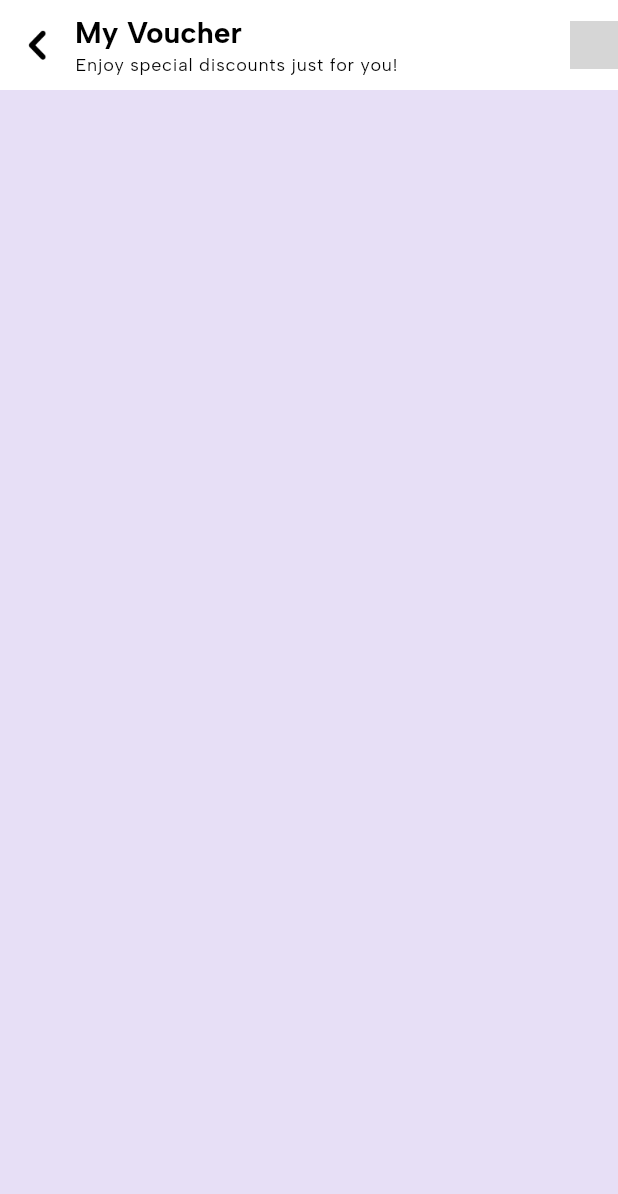
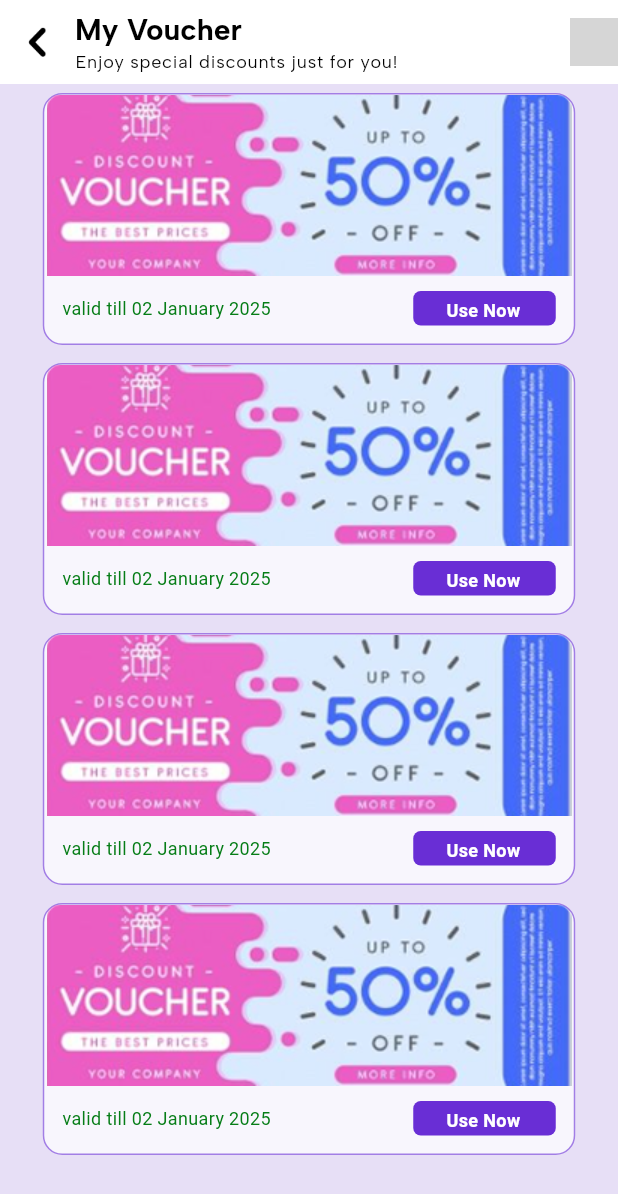
Before and after one commit to artikachintya/pawrenting, a Flutter app: the Voucher screen opened directly, on a phone screen of 412 x 824 dp. Shown: the top 1194 px of the screen. Run offline on Flutter 3.47's test engine with Material 3 defaults, Android fonts, the phone set to English and light mode, and no system bars; our stand-ins replace firebase_auth, firebase_core, get, image_picker, smooth_page_indicator; accounts and stored records are empty; Roboto replaces fonts that are missing (Alata, Albert Sans); project files that could hold a hidden picture were left out; grey boxes are pictures that could not be loaded.

Commit message:
voucher & personal data update

```diff
--- a/lib/app.dart
+++ b/lib/app.dart
@@ -13,7 +13,7 @@ import 'package:pawrentingreborn/features/mypets/screens/petdetails/widgets/petD
 import 'package:pawrentingreborn/features/mypets/screens/petlist/petlist.dart';
 import 'package:pawrentingreborn/features/signup/signup.dart';
 import 'package:pawrentingreborn/navigationMenu.dart';
-import 'package:pawrentingreborn/shopping%20cart/cart.dart';
+// import 'package:pawrentingreborn/shopping cart/cart.dart';
 import 'package:pawrentingreborn/utils/theme/theme.dart';
 
 class MainApp extends StatelessWidget {
--- a/lib/common/widgets/appBar/appBar.dart
+++ b/lib/common/widgets/appBar/appBar.dart
@@ -1,5 +1,6 @@
 import 'package:flutter/material.dart';
 import 'package:get/get.dart';
+import 'package:pawrentingreborn/features/shoppingCart/mycart.dart';
 import 'package:pawrentingreborn/utils/constants/colors.dart';
 import 'package:pawrentingreborn/utils/constants/images_strings.dart';
 import 'package:pawrentingreborn/utils/device/device_utility.dart';
@@ -78,7 +79,9 @@ class TAppBar extends StatelessWidget implements PreferredSizeWidget{
             margin: const EdgeInsets.only(right: 16),
             child: Stack(
               children: [
-                IconButton(onPressed: () {}, icon: const ImageIcon(AssetImage(TImages.cartIcon), size: 28, color: TColors.accent,)),
+                IconButton(onPressed: () {
+                  Get.to(()=>MyCart());
+                }, icon: const ImageIcon(AssetImage(TImages.cartIcon), size: 28, color: TColors.accent,)),
                 Positioned(
                   top: 5,
                   right: 5,
--- a/lib/features/profile/screens/voucher.dart
+++ b/lib/features/profile/screens/voucher.dart
@@ -1,6 +1,7 @@
 import 'package:flutter/material.dart';
 import 'package:pawrentingreborn/common/widgets/appBar/appBar2.dart';
 import 'package:pawrentingreborn/features/profile/widgets/profilePictandUsername.dart';
+import 'package:pawrentingreborn/features/profile/widgets/voucherCard.dart';
 import 'package:pawrentingreborn/utils/constants/colors.dart';
 import 'package:pawrentingreborn/utils/constants/images_strings.dart';
 import 'package:pawrentingreborn/utils/constants/texts.dart';
@@ -11,21 +12,32 @@ class Voucher extends StatelessWidget {
   @override
   Widget build(BuildContext context) {
     return Scaffold(
+      appBar: const TAppBar2(
+        title: "My Voucher",
+        subtitle: "Enjoy special discounts just for you!",
+      ),
       backgroundColor: TColors.primary,
       body: SingleChildScrollView(
-        child: Column(
-          children: [
-              const TAppBar2(
-                title: "My Voucher",
-                subtitle: "Enjoy special discounts just for you!",
-              ),
+        child: GridView.builder(
+          itemCount: 4,
+          shrinkWrap: true,
+          // padding: const EdgeInsets.all(20),
+          physics: const NeverScrollableScrollPhysics(),
+          gridDelegate: SliverGridDelegateWithFixedCrossAxisCount(
+            crossAxisCount: 1,
+            mainAxisSpacing: 0, // Space between row
+            mainAxisExtent: 180
+          ),
 
+          itemBuilder: (BuildContext context, int index) {
+            return  VoucherCard(
+            expDate: "02 January 2025",
+            imageVoucherPath: TImages.voucher
+            );
+          },
+        )
+      ),
 
-          ]
-        ),
-      ),
     );
   }
-
-
 }
--- a/lib/features/profile/widgets/profileOption.dart
+++ b/lib/features/profile/widgets/profileOption.dart
@@ -37,7 +37,7 @@ class ProfileOption extends StatelessWidget {
                   fontSize: 14,
                   fontFamily: 'Alata',
                   fontWeight: FontWeight.bold,
-                  color: TColors.grayFont, // Assuming TColors.grayFont is a gray color
+                  color: TColors.grayFont,
                 ),
               ),
             ),
--- /dev/null
+++ b/lib/features/profile/widgets/voucherCard.dart
@@ -0,0 +1,79 @@
+import 'package:flutter/material.dart';
+import 'package:pawrentingreborn/utils/constants/colors.dart';
+import 'package:pawrentingreborn/utils/constants/images_strings.dart';
+import 'package:pawrentingreborn/utils/constants/texts.dart';
+
+class VoucherCard extends StatelessWidget {
+
+  final String expDate;
+  final String imageVoucherPath;
+
+  const VoucherCard({
+    Key?key,
+    required this.expDate,
+    required this.imageVoucherPath
+  }): super(key: key);
+
+  @override
+  Widget build(BuildContext context) {
+    return Center(
+      child: Container(
+        // margin: EdgeInsets.only(top: 25),
+        width: 355,
+        height: 168,
+        decoration: BoxDecoration(
+          color: TColors.secondary,
+          borderRadius: BorderRadius.circular(13),
+          border: Border.all(
+            color: TColors.accent.withOpacity(0.6),
+            )
+        ),
+        child: Column(
+          children: [
+            Image.asset(
+              imageVoucherPath,
+              width: 354,
+              height: 121,
+            ),
+            Padding(
+              padding: const EdgeInsets.symmetric(horizontal: 12, vertical: 10),
+              child: Row(
+                mainAxisAlignment: MainAxisAlignment.spaceBetween,
+                children: [
+                  Text(
+                    "valid till " + expDate,
+                    style: TextStyle(
+                        fontFamily: "Alata",
+                        fontSize: 12,
+                        color: TColors.greenFont),
+                  ),
+                  Stack(
+                    children: [
+                      Container(
+                        width: 95,
+                        height: 23,
+                        decoration: BoxDecoration(
+                            color: TColors.accent,
+                            borderRadius: BorderRadius.circular(5)),
+                      ),
+                      Positioned(
+                        top: 4,
+                        left: 22,
+                        child: Text("Use Now",
+                          style: TextStyle(
+                          fontFamily: "Albert Sans",
+                          fontSize: 12,
+                          fontWeight: FontWeight.bold,
+                          color: Color.fromARGB(255, 255, 255, 255))),
+                      )
+                    ],
+                  )
+                ],
+              ),
+            ),
+          ],
+        ),
+      ),
+    );
+  }
+}
--- a/lib/utils/constants/colors.dart
+++ b/lib/utils/constants/colors.dart
@@ -17,5 +17,8 @@ class TColors{
   static const Color gray = Color(0xffF8F6FD);
   static const Color grayFont = Color(0xff797272);
   static const Color redLogout = Color(0xffC33232);
+  static const Color grayPrice = Color(0xff797272);
+  static const Color lightPurple = Color(0xff8B68CC);
+  static const Color greenFont = Color(0xff067D17);
 
 }
--- a/lib/utils/constants/images_strings.dart
+++ b/lib/utils/constants/images_strings.dart
@@ -42,4 +42,11 @@ class TImages {
   static const String banner = 'assets/myCart/Banner1.png';
   static const String calendar = 'assets/icons/calendar.png';
   static const String check = 'assets/icons/check.png';
+
+  static const String braveryCatFood = 'assets/images/braverycatfood.png';
+  static const String addItem = 'assets/icons/add.png';
+  static const String removeItem = 'assets/icons/remove.png';
+
+  static const String voucher = 'assets/images/voucher.png';
+  static const String editIcon = 'assets/icons/iconEdit.png';
 }
--- a/lib/utils/constants/texts.dart
+++ b/lib/utils/constants/texts.dart
@@ -11,4 +11,6 @@ class TTexts{
   static const appBarLogVaccineSub = 'Track vaccination for your pet';
   static const appBarActivitesTitle = 'Activites';
   static const appBarActivitesSub = 'Check your pet activities here';
+  static const appBarMyCartTitle = 'My Cart';
+  static const appBarMyCartSub= 'Check your cart';
 }
```
Also changed, not shown: lib/features/profile/screens/personalData.dart (added, +143 -0 lines), lib/features/profile/screens/profile.dart (+9 -11 lines), lib/features/shoppingCart/mycart.dart (added, +68 -0 lines), lib/features/shoppingCart/widgets/productCard.dart (added, +94 -0 lines), lib/shopping cart/cart.dart (deleted, +0 -32 lines), assets/icons/add.png (added), assets/icons/iconEdit.png (added), assets/icons/remove.png (added), assets/images/braverycatfood.png (added), assets/images/voucher.png (added).
